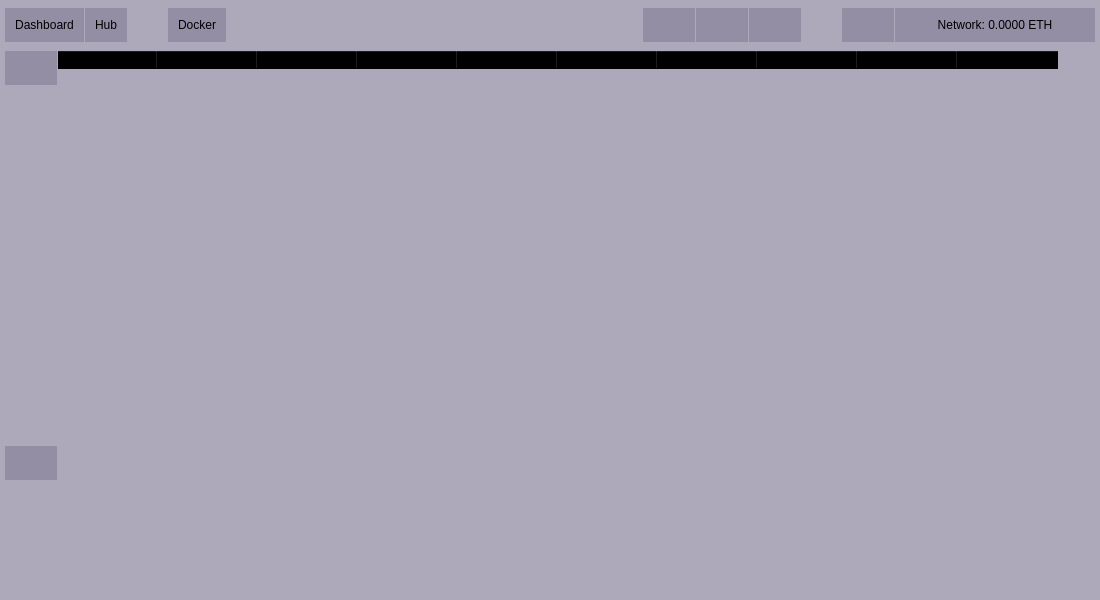
Above: Qt/dev/acorn-leaf-node/MainWindow.ui from acorn-sh/acorn-leaf-node before the change. Below: the same form after it.
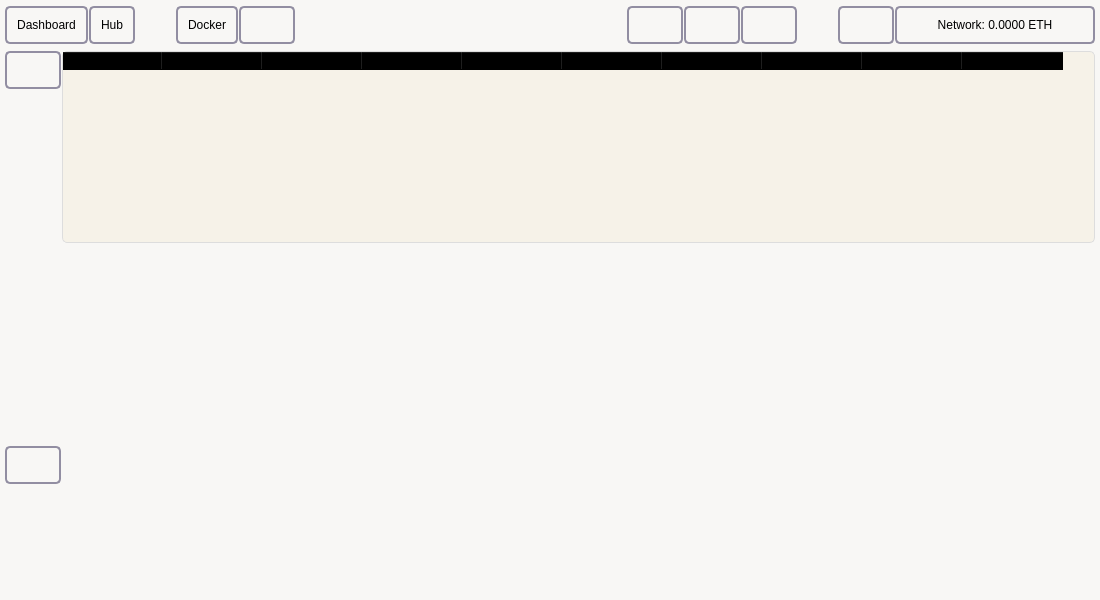
That is the form after the change. Icons and pictures are not drawn.

What changed in the file:
```diff
--- a/Qt/dev/acorn-leaf-node/MainWindow.ui
+++ b/Qt/dev/acorn-leaf-node/MainWindow.ui
@@ -15,50 +15,62 @@
   </property>
   <widget class="QWidget" name="centralwidget">
    <property name="styleSheet">
-    <string notr="true">* {
+    <string notr="true">/* General widget styles */
+* {
     border: none;
     background-color: transparent;
-    color: fff;
-    }
+    color: #000;
+}
 
-    #centralwidget {
-        background-color: #ada9bb;
-    }
+/* Central widget background */
+#centralwidget {
+    background-color: #f8f7f5;
+}
 
-    QPushButton {
-        padding: 10px;
-        background-color: #938ea4;
-        color: fff;
-    }
+/* QPushButton styles */
+QPushButton {
+    padding: 10px;
+    border: 2px solid #928ea2;
+    border-radius: 5px;
+}
 
     QPushButton:pressed {
         background-color: #6d6781;
     }
 
-    QPushButton:checked {
-        background-color: #938ea4;
-    }
+QPushButton:checked {
+    border: 2px solid #f1bd4b;
+}
 
     QPushButton:hover {
         background-color: #fbdea3;
     }
 
-    QPushButton[flat=&quot;false&quot;] {
-        border: 1px solid #0b2833;
-    }
+/* Main body custom widget */
+#main_body {
+    background-color: #ada9bb;
+    border-radius: 10px;
+}
 
-    #main_body {
-        background-color: #ada9bb;
-        border-radius: 10px;
-    }
+/* QLineEdit styles */
+QLineEdit {
+    border: 2px solid #0b2833;
+    background-color: #f6f2e8;
+    color: #000000;
+    padding: 5px;
+    border-radius: 0px;
+}
 
-    QLineEdit {
-        border: 2px solid #0b2833;
-        background-color: #ada9bb;
-        color: #000000;
-        padding: 5px;
-        border-radius: 0px;
-    }
+/* Dashboard table style */
+QTableView#dashboardTable {
+    background-color: #f6f2e8;
+    color: black;
+    gridline-color: #dcdcdc; 
+    selection-background-color: #e0dcdc;
+    selection-color: black;
+    border: 1px solid #ddd;
+    border-radius: 5px;
+}
 </string>
    </property>
    <layout class="QVBoxLayout" name="verticalLayout">
@@ -224,6 +236,17 @@
               </property>
              </widget>
             </item>
+            <item>
+             <widget class="QPushButton" name="pushButton_3">
+              <property name="text">
+               <string/>
+              </property>
+              <property name="icon">
+               <iconset resource="resources.qrc">
+                <normaloff>:/images/icons/zap.svg</normaloff>:/images/icons/zap.svg</iconset>
+              </property>
+             </widget>
+            </item>
             <item>
              <spacer name="horizontalSpacer_right">
               <property name="orientation">
```
Left out of the diff: 12 changed lines with no effect on the pictures.
